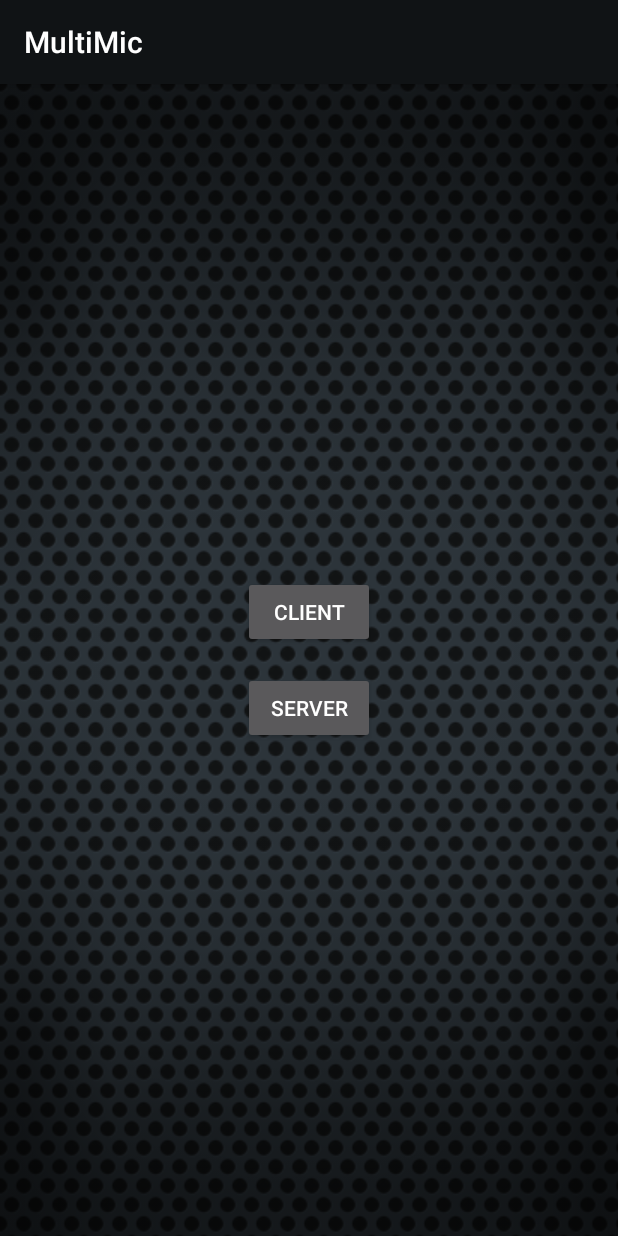
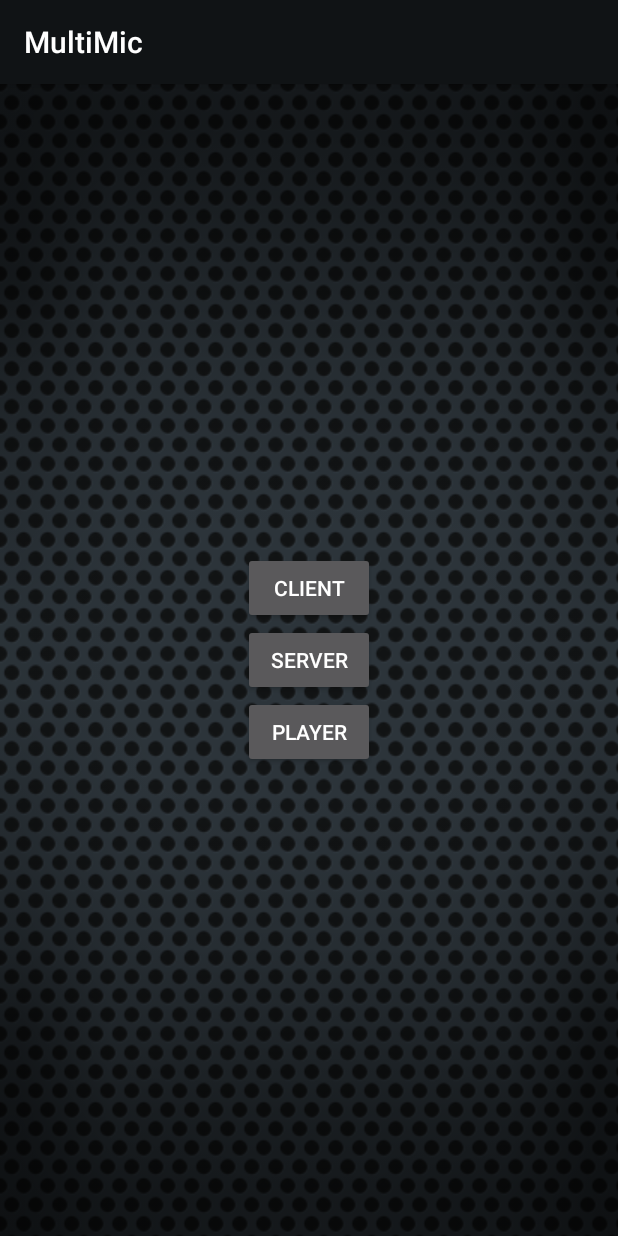
Before and after one commit to SpaceBison/multimic, an Android app: the screen it shows after launch (MainActivity), on a phone screen of 412 x 824 dp. Run offline under Robolectric (Android 15) with nearby library versions, the phone set to English and light mode, and no system bars; libraries missing offline, so code that uses them is left out: com.google.android.gms; 4 statements that could not run were skipped.

Commit message:
player draft

```diff
--- a/app/src/main/java/org/spacebison/multimic/MultimicApplication.java
+++ b/app/src/main/java/org/spacebison/multimic/MultimicApplication.java
@@ -1,26 +1,85 @@
 package org.spacebison.multimic;
 
 import android.app.Application;
+import android.content.Context;
+import android.util.Log;
 
+import com.google.android.gms.analytics.ExceptionReporter;
 import com.google.android.gms.analytics.GoogleAnalytics;
 import com.google.android.gms.analytics.Tracker;
+
+import java.util.concurrent.ThreadFactory;
 
 /**
  * Created by cmb on 04.12.15.
  */
 public class MultimicApplication extends Application {
-    private Tracker mTracker;
+    private static final String TAG = "cmb.MultimicApplication";
+    private static final Object LOCK = new Object();
+    private static Context sApplicationContext;
+    private static Tracker sTracker;
+    private static ThreadFactory sThreadFactory;
+
+    @Override
+    public void onCreate() {
+        super.onCreate();
+        sApplicationContext = this;
+
+        try {
+            LOCK.notifyAll();
+        } catch (IllegalMonitorStateException e) {
+            Log.w(TAG, e.toString());
+        }
+
+        Thread.UncaughtExceptionHandler handler = new ExceptionReporter(
+                getDefaultTracker(),                                        // Currently used Tracker.
+                Thread.getDefaultUncaughtExceptionHandler(),      // Current default uncaught exception handler.
+                this);                                         // Context of the application.
+
+        Thread.setDefaultUncaughtExceptionHandler(handler);
+    }
+
+
+
+    synchronized public static Context getContext() {
+        if (sApplicationContext == null) {
+            try {
+                LOCK.wait();
+            } catch (InterruptedException e) {
+                e.printStackTrace();
+            }
+        }
+        return sApplicationContext;
+    }
 
     /**
      * Gets the default {@link Tracker} for this {@link Application}.
      * @return tracker
      */
-    synchronized public Tracker getDefaultTracker() {
-        if (mTracker == null) {
-            GoogleAnalytics analytics = GoogleAnalytics.getInstance(this);
+    synchronized public static Tracker getDefaultTracker() {
+        if (sTracker == null) {
+            GoogleAnalytics analytics = GoogleAnalytics.getInstance(getContext());
             // To enable debug logging use: adb shell setprop log.tag.GAv4 DEBUG
-            mTracker = analytics.newTracker(R.xml.global_tracker);
+            sTracker = analytics.newTracker(R.xml.global_tracker);
         }
-        return mTracker;
+        return sTracker;
+    }
+
+    synchronized public static ThreadFactory getAnalyticsThreadFactory() {
+        if (sThreadFactory == null) {
+            sThreadFactory = new ThreadFactory() {
+                @Override
+                public Thread newThread(Runnable r) {
+                    Thread thread = new Thread(r);
+                    thread.setUncaughtExceptionHandler(
+                            new ExceptionReporter(
+                                    sTracker,
+                                    thread.getUncaughtExceptionHandler(),
+                                    getContext()));
+                    return thread;
+                }
+            };
+        }
+        return sThreadFactory;
     }
 }
--- a/app/src/main/java/org/spacebison/multimic/net/Client.java
+++ b/app/src/main/java/org/spacebison/multimic/net/Client.java
@@ -2,7 +2,7 @@ package org.spacebison.multimic.net;
 
 import android.util.Log;
 
-import org.spacebison.multimic.Util;
+import org.spacebison.multimic.MultimicApplication;
 
 import java.io.IOException;
 import java.io.InputStream;
@@ -29,8 +29,7 @@ public class Client {
     private OnConnectionErrorListener mErrorListener;
     private OnCommandListener mOnCommandListener;
     private OnBytesTransferredListener mOnBytesTransferredListener;
-    private ExecutorService mUncertainExecutor = Util.newMostCurrentTaskExecutor();
-    private ExecutorService mExecutor = Executors.newCachedThreadPool();
+    private ExecutorService mExecutor = Executors.newCachedThreadPool(MultimicApplication.getAnalyticsThreadFactory());
 
     public Client(InetAddress address, int port) {
         mServerAddress = address;
--- a/app/src/main/java/org/spacebison/multimic/net/Server.java
+++ b/app/src/main/java/org/spacebison/multimic/net/Server.java
@@ -1,6 +1,8 @@
 package org.spacebison.multimic.net;
 
 import android.util.Log;
+
+import org.spacebison.multimic.MultimicApplication;
 
 import java.io.IOException;
 import java.net.ServerSocket;
@@ -17,7 +19,7 @@ public class Server {
     private static final int DEFAULT_THREAD_COUNT = 4;
     private AcceptThread mAcceptThread;
     private final LinkedList<Socket> mClientSockets = new LinkedList<>();
-    private ExecutorService mExecutor = Executors.newCachedThreadPool();
+    private ExecutorService mExecutor = Executors.newCachedThreadPool(MultimicApplication.getAnalyticsThreadFactory());
     private int mPort;
     private OnConnectedListener mOnConnectedListener;
     private OnDisconnectedListener mOnDisconnectedListener;
--- a/app/src/main/java/org/spacebison/multimic/ui/AudioRecordActivity.java
+++ b/app/src/main/java/org/spacebison/multimic/ui/AudioRecordActivity.java
@@ -44,8 +44,7 @@ public class AudioRecordActivity extends Activity {
         super.onCreate(savedInstanceState);
         setContentView(R.layout.activity_audio_record);
 
-        MultimicApplication application = (MultimicApplication) getApplication();
-        mTracker = application.getDefaultTracker();
+        mTracker = MultimicApplication.getDefaultTracker();
 
         mRefreshExecutor = new ScheduledThreadPoolExecutor(1);
         mRefreshExecutor.setContinueExistingPeriodicTasksAfterShutdownPolicy(false);
--- a/app/src/main/java/org/spacebison/multimic/ui/ServerSearchActivity.java
+++ b/app/src/main/java/org/spacebison/multimic/ui/ServerSearchActivity.java
@@ -85,8 +85,7 @@ public class ServerSearchActivity extends AppCompatActivity {
             }
         });
 
-        MultimicApplication application = (MultimicApplication) getApplication();
-        mTracker = application.getDefaultTracker();
+        mTracker = MultimicApplication.getDefaultTracker();
     }
 
     @Override
--- a/app/src/main/java/org/spacebison/multimic/ui/server/ClientListFragment.java
+++ b/app/src/main/java/org/spacebison/multimic/ui/server/ClientListFragment.java
@@ -29,7 +29,7 @@ public class ClientListFragment extends Fragment implements OnConnectedListener
         View v = inflater.inflate(R.layout.fragment_client_list, container, false);
 
         mListView = (ListView) v.findViewById(R.id.list);
-        mAdapter = new ArrayAdapter<InetAddress>(getContext(), R.layout.list_item);
+        mAdapter = new ArrayAdapter<InetAddress>(getContext(), android.R.layout.simple_list_item_1);
         mAdapter.addAll(MediaReceiverServer.getInstance().getClientList());
         mListView.setAdapter(mAdapter);
         return v;
--- a/app/src/main/java/org/spacebison/multimic/ui/server/ServerActivity.java
+++ b/app/src/main/java/org/spacebison/multimic/ui/server/ServerActivity.java
@@ -39,8 +39,7 @@ public class ServerActivity extends AppCompatActivity {
         super.onCreate(savedInstanceState);
         setContentView(R.layout.activity_server);
 
-        MultimicApplication application = (MultimicApplication) getApplication();
-        mTracker = application.getDefaultTracker();
+        mTracker = MultimicApplication.getDefaultTracker();
 
         ServerFragment serverFragment = new ServerFragment();
         final ClientListFragment clientListFragment = new ClientListFragment();
--- a/app/src/main/res/layout/activity_main.xml
+++ b/app/src/main/res/layout/activity_main.xml
@@ -27,10 +27,6 @@
             android:text="@string/client"
             android:onClick="clickClient"/>
 
-        <View
-            android:layout_width="@dimen/activity_horizontal_margin"
-            android:layout_height="@dimen/activity_horizontal_margin"/>
-
         <Button
             android:id="@+id/serverButton"
             android:layout_width="wrap_content"
@@ -39,6 +35,14 @@
             android:text="@string/server"
             android:onClick="clickServer"/>
 
+        <Button
+            android:id="@+id/playerButton"
+            android:layout_width="wrap_content"
+            android:layout_height="wrap_content"
+            android:layout_weight="1"
+            android:text="@string/player"
+            android:onClick="clickPlayer"/>
+
     </LinearLayout>
 
 </RelativeLayout>
--- a/app/src/main/res/values/strings.xml
+++ b/app/src/main/res/values/strings.xml
@@ -10,4 +10,8 @@
     <string name="recording">RECORDING</string>
     <string name="title_activity_server">Server</string>
     <string name="title_activity_client">Client</string>
+    <string name="title_activity_player">Player</string>
+    <string name="player">Player</string>
+    <string name="tracks">Tracks</string>
+    <string name="title_activity_player_list">Session List</string>
 </resources>
```
Also changed, not shown: app/src/main/AndroidManifest.xml (+48 -10 lines), app/src/main/java/org/spacebison/multimic/Util.java (+24 -0 lines), app/src/main/java/org/spacebison/multimic/model/MediaReceiverServer.java (+15 -9 lines), app/src/main/java/org/spacebison/multimic/ui/MainActivity.java (+6 -11 lines), app/src/main/java/org/spacebison/multimic/ui/player/PlayerActivity.java (added, +16 -0 lines), app/src/main/java/org/spacebison/multimic/ui/player/PlayerListActivity.java (added, +103 -0 lines), app/src/main/res/layout/activity_player.xml (added, +13 -0 lines), app/src/main/res/layout/activity_player_list.xml (added, +19 -0 lines), 2 other files.
